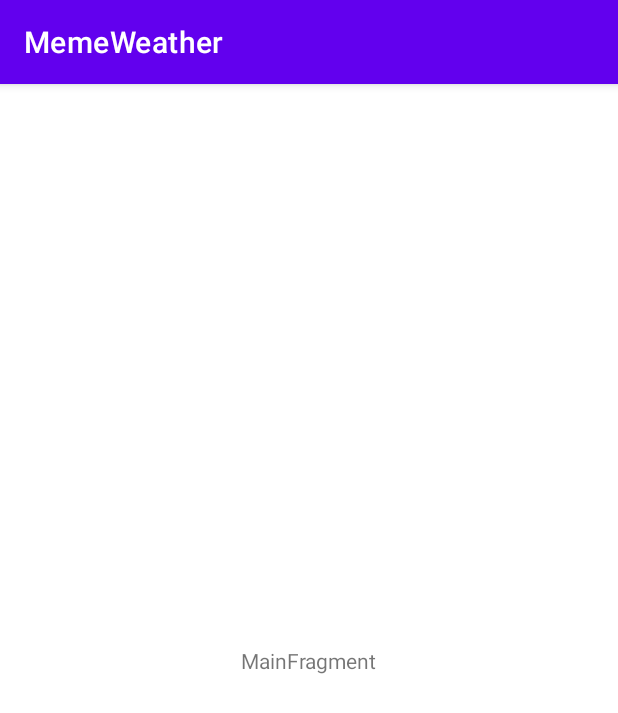
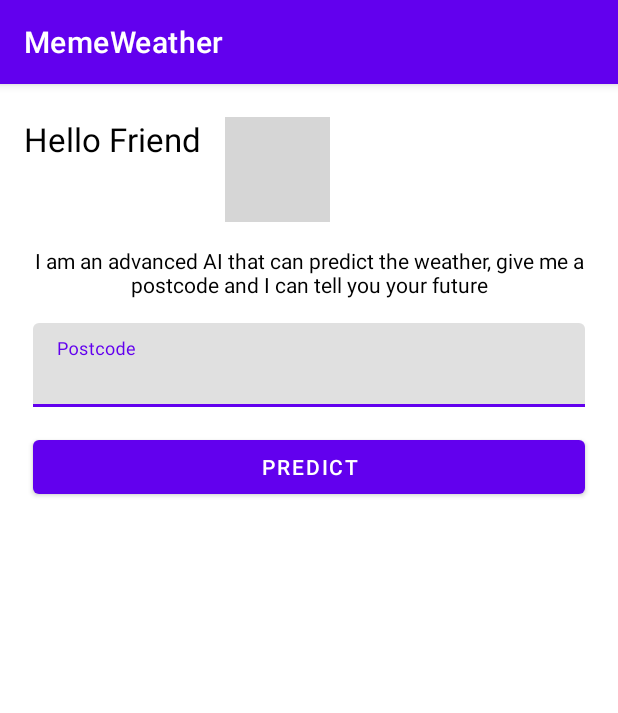
Before and after one commit to IulianIancu/MemeWeather, an Android app: the screen it shows after launch (MainActivity), on a phone screen of 412 x 824 dp. Shown: the top 713 px of the screen. Run offline under Robolectric (Android 15) with nearby library versions, the phone set to English and light mode, and no system bars; pictures from the network do not load; grey boxes are pictures that could not be loaded.

Commit message:
Add postcode processing and error handling

```diff
--- a/app/build.gradle
+++ b/app/build.gradle
@@ -29,6 +29,9 @@ android {
     kotlinOptions {
         jvmTarget = '1.8'
     }
+    buildFeatures {
+        viewBinding true
+    }
 }
 
 dependencies {
--- a/app/src/main/java/com/iulian/iancu/memeweather/Constants.kt
+++ b/app/src/main/java/com/iulian/iancu/memeweather/Constants.kt
@@ -1,3 +1,5 @@
 package com.iulian.iancu.memeweather
 
 const val API_KEY = "7d6ac8d7056f4b33772e8305c52f36e8"
+const val LOST_GIF = "https://media.giphy.com/media/3o7aCTPPm4OHfRLSH6/giphy.gif?cid=ecf05e47f2agiun6bl4r3xkn7qk9t5yel7a4xhq36oh78jkp&rid=giphy.gif&ct=g"
+const val HELLO_GIF = "https://media.giphy.com/media/ehTzFBjQEyh8lQAn8b/giphy.gif?cid=ecf05e47g3yik2nw144qf0er5pq4kkdj8glcloih56v2lvcf&rid=giphy.gif&ct=g"
--- a/app/src/main/java/com/iulian/iancu/memeweather/MainViewModelFactory.kt
+++ b/app/src/main/java/com/iulian/iancu/memeweather/MainViewModelFactory.kt
@@ -1,16 +1,20 @@
 package com.iulian.iancu.memeweather
 
+import android.location.Geocoder
 import androidx.lifecycle.ViewModel
 import androidx.lifecycle.ViewModelProvider
 import com.iulian.iancu.memeweather.data.WeatherRepository
 import com.iulian.iancu.memeweather.ui.main.MainViewModel
 
-class MainViewModelFactory constructor(private val repository: WeatherRepository) :
+class MainViewModelFactory constructor(
+    private val repository: WeatherRepository,
+    private val geocoder: Geocoder
+) :
     ViewModelProvider.Factory {
 
     override fun <T : ViewModel> create(modelClass: Class<T>): T {
         return if (modelClass.isAssignableFrom(MainViewModel::class.java)) {
-            MainViewModel(this.repository) as T
+            MainViewModel(this.repository, geocoder) as T
         } else {
             throw IllegalArgumentException("ViewModel Not Found")
         }
--- a/app/src/main/java/com/iulian/iancu/memeweather/data/WeatherRepository.kt
+++ b/app/src/main/java/com/iulian/iancu/memeweather/data/WeatherRepository.kt
@@ -4,6 +4,6 @@ import com.iulian.iancu.memeweather.WeatherService
 
 class WeatherRepository constructor(private val retrofitService: WeatherService) {
 
-    suspend fun getAllMovies(lat: Double, long: Double) =
+    suspend fun getAllWeather(lat: Double, long: Double) =
         retrofitService.getWeatherForLocation(lat, long)
 }
--- a/app/src/main/java/com/iulian/iancu/memeweather/ui/main/MainFragment.kt
+++ b/app/src/main/java/com/iulian/iancu/memeweather/ui/main/MainFragment.kt
@@ -1,15 +1,19 @@
 package com.iulian.iancu.memeweather.ui.main
 
+import android.location.Geocoder
 import androidx.lifecycle.ViewModelProvider
 import android.os.Bundle
 import androidx.fragment.app.Fragment
 import android.view.LayoutInflater
 import android.view.View
 import android.view.ViewGroup
+import com.bumptech.glide.Glide
+import com.iulian.iancu.memeweather.HELLO_GIF
 import com.iulian.iancu.memeweather.MainViewModelFactory
 import com.iulian.iancu.memeweather.R
 import com.iulian.iancu.memeweather.WeatherService
 import com.iulian.iancu.memeweather.data.WeatherRepository
+import com.iulian.iancu.memeweather.databinding.MainFragmentBinding
 
 class MainFragment : Fragment() {
 
@@ -17,13 +21,22 @@ class MainFragment : Fragment() {
         fun newInstance() = MainFragment()
     }
 
+    private var _binding: MainFragmentBinding? = null
+    private val binding get() = _binding!!
+
     private lateinit var viewModel: MainViewModel
 
     override fun onCreateView(
         inflater: LayoutInflater, container: ViewGroup?,
         savedInstanceState: Bundle?
     ): View {
-        return inflater.inflate(R.layout.main_fragment, container, false)
+        _binding = MainFragmentBinding.inflate(inflater, container, false)
+        return binding.root
+    }
+
+    override fun onDestroy() {
+        _binding = null
+        super.onDestroy()
     }
 
     override fun onActivityCreated(savedInstanceState: Bundle?) {
@@ -31,11 +44,31 @@ class MainFragment : Fragment() {
 
         val retrofitService = WeatherService.getInstance()
         val weatherRepository = WeatherRepository(retrofitService)
+        val geocoder = Geocoder(requireContext())
         viewModel = ViewModelProvider(
             this,
-            MainViewModelFactory(weatherRepository)
+            MainViewModelFactory(weatherRepository, geocoder)
         ).get(MainViewModel::class.java)
-        // TODO: Use the ViewModel
+        viewModel.state.observe(viewLifecycleOwner, ::onStateChange)
+
+        Glide.with(this).load(HELLO_GIF).into(binding.topImage)
+        binding.submit.setOnClickListener {
+            viewModel.findWeather(binding.postcodeInput.text.toString())
+        }
+    }
+
+    private fun onStateChange(state: State?) {
+        if (state == null) return
+        when (val error = state.error) {
+            Error.Geocoder -> {
+                binding.mainText.setText(R.string.error_no_postcode)
+                Glide.with(this).load(error.meme).into(binding.topImage)
+            }
+            null -> {
+                binding.mainText.setText(R.string.intro_spiel)
+                Glide.with(this).load(HELLO_GIF).into(binding.topImage)
+            }
+        }
     }
 
 }
--- a/app/src/main/java/com/iulian/iancu/memeweather/ui/main/MainViewModel.kt
+++ b/app/src/main/java/com/iulian/iancu/memeweather/ui/main/MainViewModel.kt
@@ -1,8 +1,35 @@
 package com.iulian.iancu.memeweather.ui.main
 
+import android.location.Address
+import android.location.Geocoder
+import androidx.lifecycle.LiveData
+import androidx.lifecycle.MutableLiveData
 import androidx.lifecycle.ViewModel
+import com.iulian.iancu.memeweather.LOST_GIF
 import com.iulian.iancu.memeweather.data.WeatherRepository
 
-class MainViewModel constructor(private val weatherRepository: WeatherRepository) : ViewModel() {
+class MainViewModel constructor(
+    private val weatherRepository: WeatherRepository,
+    private val geocoder: Geocoder
+) : ViewModel() {
+    private val _state = MutableLiveData(State(null))
+    val state: LiveData<State> get() = _state
+
     // TODO: Implement the ViewModel
+    fun findWeather(postcode: String) {
+        val addresses: List<Address> = geocoder.getFromLocationName(postcode, 1)
+        if (addresses.isNotEmpty()) {
+            _state.postValue(_state.value?.copy(error = null))
+        } else {
+            _state.postValue(_state.value?.copy(error = Error.Geocoder))
+        }
+    }
 }
+
+data class State(
+    val error: Error?
+)
+
+sealed class Error(val meme: String) {
+    object Geocoder : Error(LOST_GIF)
+}
--- a/app/src/main/res/layout/main_fragment.xml
+++ b/app/src/main/res/layout/main_fragment.xml
@@ -8,13 +8,70 @@
     tools:context=".ui.main.MainFragment">
 
     <TextView
-        android:id="@+id/message"
+        android:id="@+id/hello_message"
         android:layout_width="wrap_content"
         android:layout_height="wrap_content"
-        android:text="MainFragment"
-        app:layout_constraintBottom_toBottomOf="parent"
-        app:layout_constraintEnd_toEndOf="parent"
+        android:layout_marginStart="@dimen/margin_medium"
+        android:layout_marginTop="@dimen/margin_large"
+        android:text="@string/hello_friend"
+        android:textSize="22sp"
         app:layout_constraintStart_toStartOf="parent"
         app:layout_constraintTop_toTopOf="parent" />
 
+    <ImageView
+        android:id="@+id/top_image"
+        android:layout_width="70dp"
+        android:layout_height="70dp"
+        android:layout_marginStart="@dimen/margin_medium"
+        android:importantForAccessibility="no"
+        android:scaleType="centerInside"
+        app:layout_constraintEnd_toEndOf="parent"
+        app:layout_constraintHorizontal_bias="0"
+        app:layout_constraintStart_toEndOf="@+id/hello_message"
+        app:layout_constraintTop_toTopOf="@+id/hello_message"
+        tools:src="@android:drawable/btn_plus" />
+
+    <TextView
+        android:id="@+id/main_text"
+        android:layout_width="wrap_content"
+        android:layout_height="wrap_content"
+        android:layout_marginTop="@dimen/margin_medium"
+        android:gravity="center"
+        android:text="@string/intro_spiel"
+        app:layout_constraintEnd_toEndOf="parent"
+        app:layout_constraintStart_toStartOf="parent"
+        app:layout_constraintTop_toBottomOf="@+id/top_image" />
+
+    <com.google.android.material.textfield.TextInputLayout
+        android:id="@+id/postcode_wrapper"
+        android:layout_width="0dp"
+        android:layout_height="wrap_content"
+        android:layout_marginStart="@dimen/margin_large"
+        android:layout_marginTop="@dimen/margin_medium"
+        android:layout_marginEnd="@dimen/margin_large"
+        app:layout_constraintEnd_toEndOf="parent"
+        app:layout_constraintStart_toStartOf="parent"
+        app:layout_constraintTop_toBottomOf="@+id/main_text">
+
+        <EditText
+            android:id="@+id/postcode_input"
+            android:layout_width="match_parent"
+            android:layout_height="wrap_content"
+            android:autofillHints="postalCode"
+            android:hint="@string/postcode"
+            android:inputType="textPostalAddress" />
+    </com.google.android.material.textfield.TextInputLayout>
+
+    <Button
+        android:id="@+id/submit"
+        android:layout_width="0dp"
+        android:layout_height="wrap_content"
+        android:layout_marginStart="@dimen/margin_large"
+        android:layout_marginTop="@dimen/margin_medium"
+        android:layout_marginEnd="@dimen/margin_large"
+        android:text="@string/submit"
+        app:layout_constraintEnd_toEndOf="parent"
+        app:layout_constraintStart_toStartOf="parent"
+        app:layout_constraintTop_toBottomOf="@+id/postcode_wrapper" />
+
 </androidx.constraintlayout.widget.ConstraintLayout>
--- /dev/null
+++ b/app/src/main/res/values/dimens.xml
@@ -0,0 +1,5 @@
+<?xml version="1.0" encoding="utf-8"?>
+<resources>
+    <dimen name="margin_medium">16dp</dimen>
+    <dimen name="margin_large">22dp</dimen>
+</resources>
--- a/app/src/main/res/values/strings.xml
+++ b/app/src/main/res/values/strings.xml
@@ -1,3 +1,8 @@
 <resources>
     <string name="app_name">MemeWeather</string>
+    <string name="hello_friend">Hello Friend</string>
+    <string name="intro_spiel">I am an advanced AI that can predict the weather, give me a postcode and I can tell you your future</string>
+    <string name="postcode">Postcode</string>
+    <string name="submit">Predict</string>
+    <string name="error_no_postcode">I could not find that postcode, please try a different one</string>
 </resources>
--- a/app/src/main/res/values/themes.xml
+++ b/app/src/main/res/values/themes.xml
@@ -11,6 +11,7 @@
         <item name="colorOnSecondary">@color/black</item>
         <!-- Status bar color. -->
         <item name="android:statusBarColor" tools:targetApi="l">?attr/colorPrimaryVariant</item>
+        <item name="android:textColor" tools:targetApi="l">@color/black</item>
         <!-- Customize your theme here. -->
     </style>
 </resources>
```
